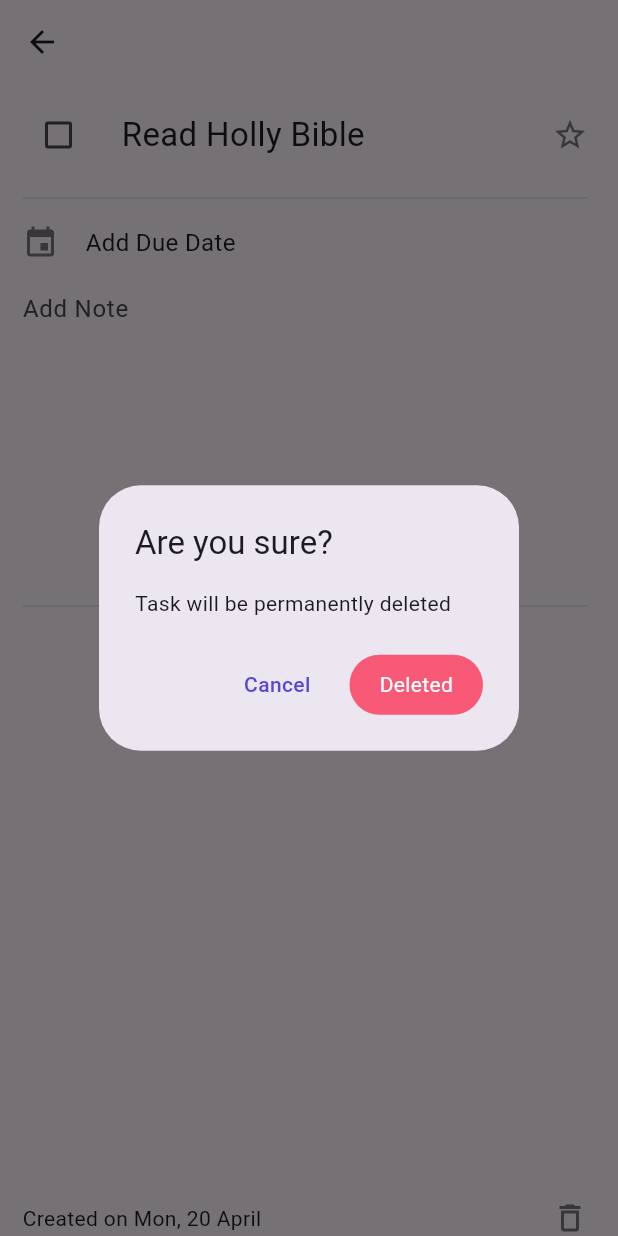
After one commit to weluid/Todo-App, a Flutter app: the TaskInfoScreen screen opened directly with sample values from the repository, after a tap on the "delete outline" icon, on a phone screen of 412 x 824 dp. The commit adds this screen. Run offline on Flutter 3.47's test engine with Material 2 defaults, Android fonts, the phone set to English and light mode, and no system bars; our stand-ins replace bloc, flutter_bloc, flutter_slidable; generated files the repository leaves out were written again.

Commit message:
Added note and task delete logic

```diff
--- /dev/null
+++ b/lib/bloc/task_extended_bloc/task_extended_bloc.dart
@@ -0,0 +1,33 @@
+import 'dart:async';
+
+import 'package:bloc/bloc.dart';
+import 'package:meta/meta.dart';
+import 'package:todo/models/task.dart';
+import 'package:todo/repository/todo_repository.dart';
+
+part 'task_extended_event.dart';
+
+part 'task_extended_state.dart';
+
+class TaskExtendedBloc extends Bloc<TaskExtendedEvent, TaskExtendedState> {
+  final ToDoRepository toDoRepository;
+
+  TaskExtendedBloc(this.toDoRepository) : super(TaskExtendedInitial()) {
+    on<AddDescription>(_eventAddDescription);
+    on<RemoveTask>(_eventRemoveTask);
+    on<GetTaskListEvent>(_eventGetTaskList);
+  }
+
+  FutureOr<void> _eventRemoveTask(RemoveTask e, Emitter emit) {
+    toDoRepository.removeTask(e.taskId);
+    emit(GetTaskList(toDoRepository.getTaskList(e.groupId)));
+  }
+
+  FutureOr<void> _eventAddDescription(AddDescription e, Emitter emit) {
+    toDoRepository.addTaskDescription(e.taskId, e.description);
+  }
+
+  void _eventGetTaskList(GetTaskListEvent e, Emitter emit) {
+    emit(GetTaskList(toDoRepository.getTaskList(e.groupId)));
+  }
+}
--- /dev/null
+++ b/lib/bloc/task_extended_bloc/task_extended_event.dart
@@ -0,0 +1,24 @@
+part of 'task_extended_bloc.dart';
+
+@immutable
+abstract class TaskExtendedEvent {}
+
+class GetTaskListEvent extends TaskExtendedEvent {
+  final String groupId;
+
+  GetTaskListEvent(this.groupId);
+}
+
+class RemoveTask extends TaskExtendedEvent {
+  final String groupId;
+  final String taskId;
+
+  RemoveTask({required this.groupId, required this.taskId});
+}
+
+class AddDescription extends TaskExtendedEvent {
+  final String taskId;
+  final String description;
+
+  AddDescription({required this.taskId, required this.description});
+}
--- /dev/null
+++ b/lib/bloc/task_extended_bloc/task_extended_state.dart
@@ -0,0 +1,16 @@
+part of 'task_extended_bloc.dart';
+
+@immutable
+abstract class TaskExtendedState {}
+
+class TaskExtendedInitial extends TaskExtendedState {}
+
+//Add task to list
+class AddTask extends TaskExtendedState {}
+
+//Get task to list
+class GetTaskList extends TaskExtendedState {
+  final List<Task> taskList;
+
+  GetTaskList(this.taskList);
+}
--- /dev/null
+++ b/lib/components/delete_dialog.dart
@@ -0,0 +1,58 @@
+import 'package:flutter/material.dart';
+import 'package:flutter_gen/gen_l10n/app_localizations.dart';
+
+import 'package:todo/utilities/constants.dart';
+
+typedef IdCallback = void Function(String id);
+
+class DeletedDialog extends StatelessWidget {
+  final IdCallback deleteObject;
+  final String id;
+  final String desc;
+
+  const DeletedDialog({super.key, required this.deleteObject, required this.id,  required this.desc});
+
+  @override
+  Widget build(BuildContext context) {
+    return AlertDialog(
+      title: Text(
+        AppLocalizations.of(context).youSure,
+        style: const TextStyle(fontSize: 22),
+      ),
+      content: Text(desc),
+      actions: [
+        GestureDetector(
+          onTap: () {
+            Navigator.pop(context);
+          },
+          child: Text(
+            AppLocalizations.of(context).cancel,
+            style: TextStyle(color: ColorSelect.primaryColor, fontWeight: FontWeight.w500),
+          ),
+        ),
+        const SizedBox(width: 10),
+        GestureDetector(
+          onTap: () {
+            deleteObject.call(id);
+            Navigator.pop(context, true);
+
+          },
+          child: Container(
+            height: 40,
+            width: 89,
+            decoration: BoxDecoration(
+              borderRadius: BorderRadius.circular(50),
+              color: ColorSelect.importantColor,
+            ),
+            child: Center(
+              child: Text(
+                AppLocalizations.of(context).delete,
+                style: const TextStyle(color: Colors.white),
+              ),
+            ),
+          ),
+        )
+      ],
+    );
+  }
+}
--- a/lib/components/task_tile.dart
+++ b/lib/components/task_tile.dart
@@ -2,7 +2,7 @@ import 'package:flutter/material.dart';
 import 'package:todo/models/task.dart';
 import 'package:todo/utilities/constants.dart';
 
-typedef IdCallback = void Function(String id);
+typedef IdCallback = void Function(dynamic id);
 
 class TaskTile extends StatefulWidget {
   final IdCallback onCheckboxChanged;
--- a/lib/l10n/app_en.arb
+++ b/lib/l10n/app_en.arb
@@ -15,6 +15,6 @@
   "rename": "Rename",
   "dueData": "Add Due Date",
   "note": "Note",
-  "addNote": "Add Note"
-
+  "addNote": "Add Note",
+  "taskDelete": "Task will be permanently deleted"
 }
--- a/lib/l10n/app_uk.arb
+++ b/lib/l10n/app_uk.arb
@@ -15,5 +15,7 @@
   "rename": "Перейменувати",
   "dueData": "Додати термін",
   "note": "Примітка",
-  "addNote": "Додати примітку"
+  "addNote": "Додати примітку",
+  "taskDelete": "Завдання буде видалено без можливості відновлення"
+
 }
--- a/lib/repository/todo_repository.dart
+++ b/lib/repository/todo_repository.dart
@@ -54,4 +54,8 @@ class ToDoRepository {
   void renameGroup(String id, String newName) {
     _manager.renameGroup(id, newName);
   }
+
+  void addTaskDescription(String taskId, String description) {
+    _manager.addTaskDescription(taskId, description);
+  }
 }
--- a/lib/screens/task_info_screen.dart
+++ b/lib/screens/task_info_screen.dart
@@ -1,13 +1,20 @@
 import 'package:flutter/material.dart';
+import 'package:flutter_bloc/flutter_bloc.dart';
+import 'package:todo/components/delete_dialog.dart';
 import 'package:todo/models/task.dart';
+import 'package:todo/repository/todo_repository.dart';
+import 'package:todo/screens/splash_screen.dart';
 import 'package:todo/utilities/constants.dart';
 import 'package:flutter_gen/gen_l10n/app_localizations.dart';
+
+import '../bloc/task_extended_bloc/task_extended_bloc.dart';
 
 class TaskInfoScreen extends StatefulWidget {
   final Task task;
   final String groupName;
+  final String groupId;
 
-  const TaskInfoScreen({super.key, required this.task, required this.groupName});
+  const TaskInfoScreen({super.key, required this.task, required this.groupName, required this.groupId});
 
   @override
   State<TaskInfoScreen> createState() => _TaskInfoScreenState();
@@ -22,10 +29,14 @@ class _TaskInfoScreenState extends State<TaskInfoScreen> {
   final TextEditingController _controller = TextEditingController();
   bool _isTextFieldEmpty = true;
 
+
   @override
   void initState() {
     super.initState();
     _controller.addListener(_onTextFieldChange);
+    if (widget.task.description.isNotEmpty) {
+      _controller.text = widget.task.description;
+    }
   }
 
   @override
@@ -37,8 +48,35 @@ class _TaskInfoScreenState extends State<TaskInfoScreen> {
 
   @override
   Widget build(BuildContext context) {
+    return BlocProvider<TaskExtendedBloc>(
+      create: (BuildContext context) {
+        TaskExtendedBloc taskExtendedBloc = TaskExtendedBloc(context.read<ToDoRepository>());
+        taskExtendedBloc.add(GetTaskListEvent(widget.groupId));
+
+        return taskExtendedBloc;
+      },
+      child: BlocBuilder<TaskExtendedBloc, TaskExtendedState>(
+        builder: (context, state) {
+          if (state is GetTaskList) {
+            return _buildParentWidget(context, state);
+          } else {
+            return const SplashScreen();
+          }
+        },
+      ),
+    );
+  }
+
+  _buildParentWidget(BuildContext context, GetTaskList state) {
+
     return Scaffold(
       appBar: AppBar(
+        leading: IconButton(
+          icon: const Icon(Icons.arrow_back),
+          onPressed: () {
+            Navigator.pop(context, true);
+          },
+        ),
         title: Text(widget.groupName),
       ),
       body: SafeArea(
@@ -121,9 +159,18 @@ class _TaskInfoScreenState extends State<TaskInfoScreen> {
                           style: TextStyle(fontSize: 12, color: ColorSelect.primaryColor),
                         ),
                       ),
-                    TextField(
+                    TextFormField(
+
+                        textInputAction: TextInputAction.done,
+                      onFieldSubmitted: (String value) {
+                        if (value.trim().isNotEmpty) {
+                          debugPrint(value);
+                          BlocProvider.of<TaskExtendedBloc>(context)
+                              .add(AddDescription(taskId: widget.task.id, description: value));
+                        }
+                      },
                       controller: _controller,
-                      maxLines: null,
+                      maxLines: 7,
                       decoration: InputDecoration(
                         border: InputBorder.none,
                         hintText: AppLocalizations.of(context).addNote,
@@ -149,6 +196,24 @@ class _TaskInfoScreenState extends State<TaskInfoScreen> {
                         ),
                         const Spacer(),
                         GestureDetector(
+                          onTap: () async {
+                            bool isDeleted = await showDialog(
+                              context: context,
+                              builder: (dialogContext) => DeletedDialog(
+                                deleteObject: (taskId) {
+                                  BlocProvider.of<TaskExtendedBloc>(context)
+                                      .add(RemoveTask(groupId: widget.groupId, taskId: widget.task.id));
+                                },
+                                id: widget.task.id,
+                                desc: AppLocalizations.of(context).taskDelete,
+                              ),
+                            );
+
+                            if (isDeleted) {
+                              if (!mounted) return;
+                              Navigator.pop(context, true);
+                            }
+                          },
                           child: Icon(Icons.delete_outline, color: ColorSelect.grayColor, size: 24),
                         )
                       ],
```
Also changed, not shown: lib/repository/database/base_database.dart (+3 -8 lines), lib/repository/database/cache_manager.dart (+8 -0 lines), lib/screens/task_screen.dart (+33 -59 lines).
